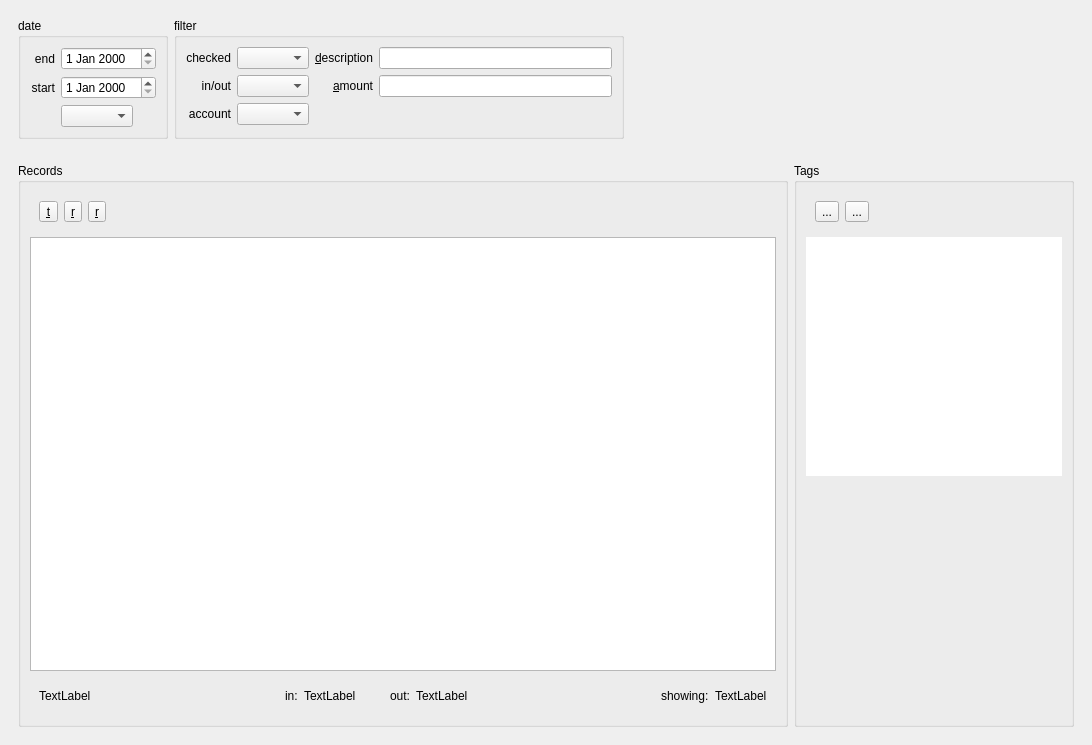
Old version of the form ui/pydosh.ui in the repository innerhippy/pydosh.
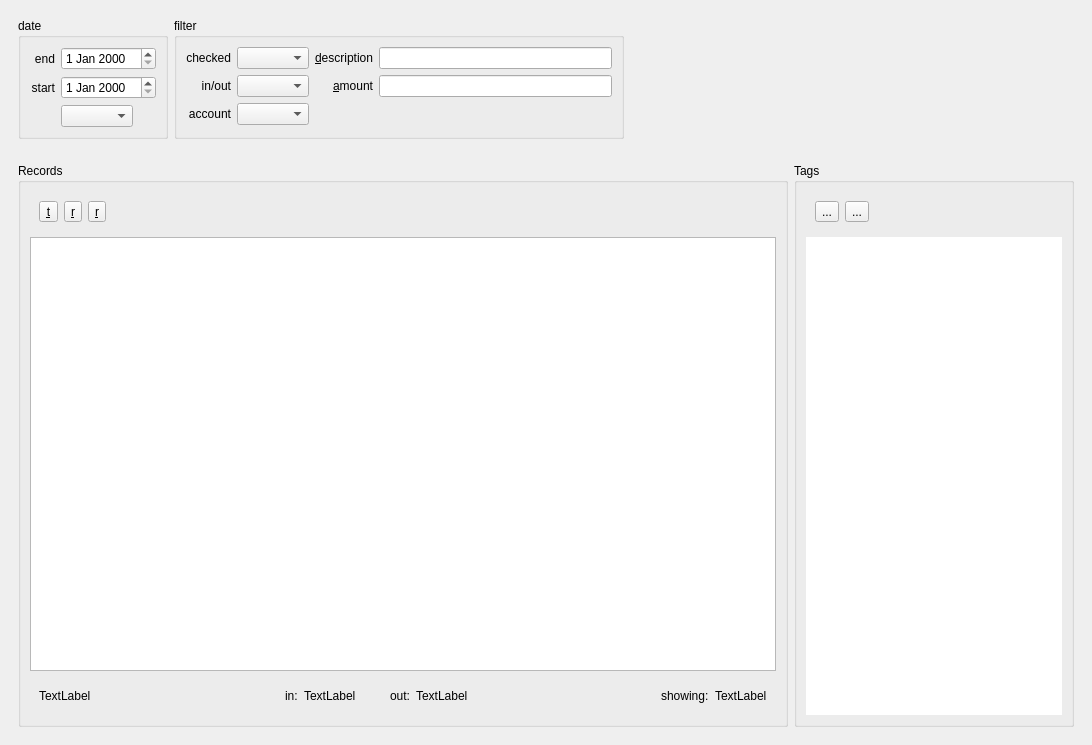
New version of the form. Icons and pictures are not drawn. Custom widgets are drawn as their Qt base class.

Diff of the .ui file:
```diff
--- a/ui/pydosh.ui
+++ b/ui/pydosh.ui
@@ -512,19 +512,6 @@
             </property>
            </widget>
           </item>
-          <item>
-           <spacer name="verticalSpacer_2">
-            <property name="orientation">
-             <enum>Qt::Vertical</enum>
-            </property>
-            <property name="sizeHint" stdset="0">
-             <size>
-              <width>20</width>
-              <height>230</height>
-             </size>
-            </property>
-           </spacer>
-          </item>
          </layout>
         </widget>
        </item>
```
Left out of the diff: 2 changed lines with no effect on the pictures.
